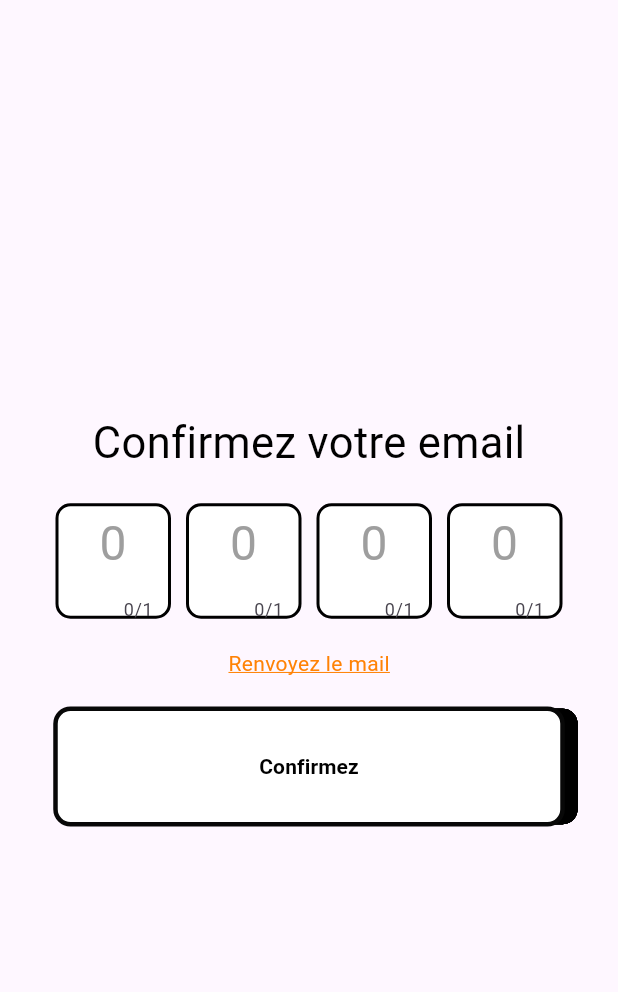
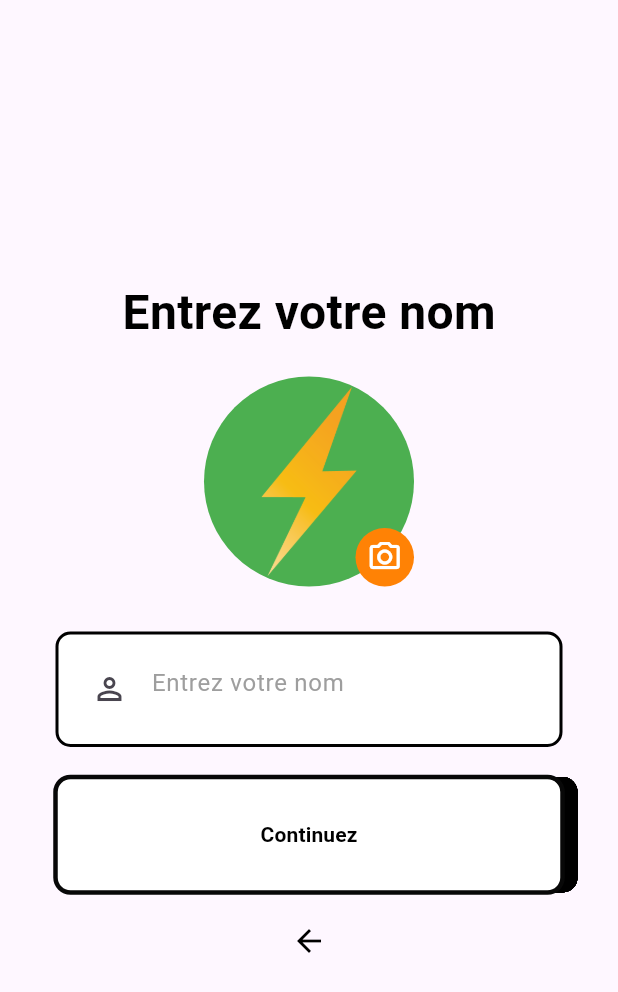
Before and after one commit to quantdev01/chat_app, a Flutter app: the screen it shows after launch, on a phone screen of 412 x 824 dp. Shown: the top 992 px of the screen. Run offline on Flutter 3.47's test engine with Material 3 defaults, Android fonts, the phone set to English and light mode, and no system bars; our stand-ins replace animated_text_kit, firebase_auth; accounts and stored records are empty.

Commit message:
Finished the design for getting the user infos

```diff
--- a/lib/main.dart
+++ b/lib/main.dart
@@ -9,7 +9,10 @@ import 'package:chat_app/screens/remind_me/screens/on_boarding_1.dart';
 import 'package:chat_app/screens/remind_me/screens/on_boarding_2.dart';
 import 'package:chat_app/screens/remind_me/screens/on_boarding_3.dart';
 import 'package:chat_app/screens/remind_me/screens/registration.dart';
+import 'package:chat_app/screens/remind_me/screens/search_church.dart';
+import 'package:chat_app/screens/remind_me/screens/user_admin.dart';
 import 'package:chat_app/screens/remind_me/screens/user_checking.dart';
+import 'package:chat_app/screens/remind_me/screens/user_normal.dart';
 import 'package:flutter/material.dart';
 import 'package:chat_app/screens/welcome_screen.dart';
 
@@ -32,7 +35,7 @@ class FlashChat extends StatelessWidget {
           //* color: Colors.black54, previous color
         ),
       ),
-      initialRoute: ConfirmEmail.id,
+      initialRoute: UserNormal.id,
       routes: {
         ChatScreen.id: (context) => const ChatScreen(),
         LoginScreen.id: (context) => const LoginScreen(),
@@ -48,6 +51,9 @@ class FlashChat extends StatelessWidget {
         Registration.id: (context) => const Registration(),
         Login.id: (context) => const Login(),
         ConfirmEmail.id: (context) => const ConfirmEmail(),
+        UserNormal.id: (context) => const UserNormal(),
+        UserAdmin.id: (context) => const UserAdmin(),
+        SearchChurch.id: (context) => const SearchChurch(),
       },
     );
   }
--- a/lib/screens/remind_me/screens/constant.dart
+++ b/lib/screens/remind_me/screens/constant.dart
@@ -5,7 +5,7 @@ TextStyle kTexStyleSignup = const TextStyle(
   fontSize: 32,
 );
 
-Color kAccentColor = const Color.fromRGBO(255, 130, 5, 100);
+Color kAccentColor = const Color.fromARGB(255, 255, 130, 5);
 
 TextStyle kDisplayTextStyle = const TextStyle(
   fontSize: 29,
--- /dev/null
+++ b/lib/screens/remind_me/screens/user_normal.dart
@@ -0,0 +1,86 @@
+import 'package:chat_app/screens/remind_me/screens/constant.dart';
+import 'package:chat_app/screens/remind_me/screens/search_church.dart';
+import 'package:chat_app/screens/remind_me/screens/user_checking.dart';
+import 'package:chat_app/screens/remind_me/screens/widgets/widgets.dart';
+import 'package:flutter/material.dart';
+
+class UserNormal extends StatefulWidget {
+  const UserNormal({super.key});
+  static const id = '/user_normal';
+
+  @override
+  State<UserNormal> createState() => _UserNormalState();
+}
+
+class _UserNormalState extends State<UserNormal> {
+  @override
+  Widget build(BuildContext context) {
+    return Scaffold(
+        body: Center(
+      child: Padding(
+        padding: kMyPaddingLayout,
+        child: SingleChildScrollView(
+          child: Column(
+            children: [
+              Text(
+                'Entrez votre nom',
+                style: kTexStyleSignup,
+              ),
+              const SizedBox(height: 20),
+              Stack(
+                children: [
+                  Container(
+                    width: 140,
+                    height: 140,
+                    decoration: BoxDecoration(
+                      color: Colors.green,
+                      borderRadius: BorderRadius.circular(100),
+                    ),
+                    child: Image.asset('images/logo.png'),
+                  ),
+                  Positioned(
+                    bottom: 0,
+                    right: 0,
+                    child: Container(
+                      width: 39,
+                      height: 39,
+                      decoration: BoxDecoration(
+                        color: kAccentColor,
+                        borderRadius: BorderRadius.circular(100),
+                      ),
+                      child: const Icon(
+                        Icons.photo_camera_outlined,
+                        color: Colors.white,
+                      ),
+                    ),
+                  ),
+                ],
+              ),
+              const SizedBox(height: 30),
+              const TextFieldCustom(
+                hintText: 'Entrez votre nom',
+                prefixIcon: Icon(Icons.perm_identity_outlined),
+                textType: TextInputType.name,
+                isPassword: false,
+              ),
+              const SizedBox(height: 20),
+              ButtonCustom(
+                  onTap: () {
+                    Navigator.pushNamed(context, SearchChurch.id);
+                  },
+                  text: 'Continuez'),
+              const SizedBox(height: 20),
+              GestureDetector(
+                onTap: () => Navigator.pushNamed(context, UserChecking.id),
+                child: const Icon(
+                  Icons.arrow_back_sharp,
+                  color: Colors.black,
+                ),
+              ),
+            ],
+          ),
+        ),
+      ),
+    ));
+  }
+}
```
Also changed, not shown: lib/screens/remind_me/screens/confirm_email.dart (+25 -8 lines), lib/screens/remind_me/screens/search_church.dart (added, +17 -0 lines), lib/screens/remind_me/screens/user_admin.dart (added, +16 -0 lines), lib/screens/remind_me/screens/user_checking.dart (+13 -6 lines), images/arrow_icon.png (added), images/arrow_icon.svg (added), 4 other files.
